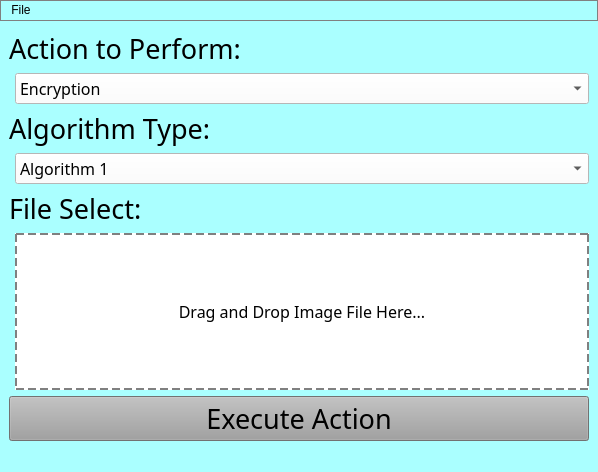
Above: src/mainwindow.ui from terrytosh/image-encryptor before the change. Below: the same form after it.
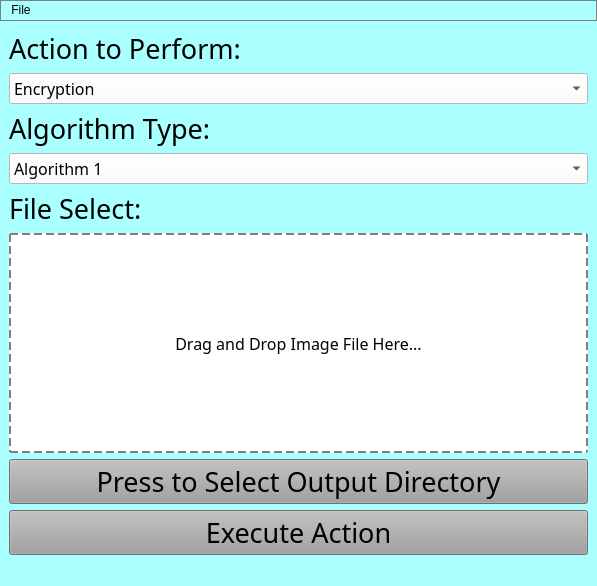
That is the form after the change.

What changed in the file:
```diff
--- a/src/mainwindow.ui
+++ b/src/mainwindow.ui
@@ -6,8 +6,8 @@
    <rect>
     <x>0</x>
     <y>0</y>
-    <width>598</width>
-    <height>472</height>
+    <width>597</width>
+    <height>586</height>
    </rect>
   </property>
   <property name="sizePolicy">
@@ -35,8 +35,8 @@
    <property name="acceptDrops">
     <bool>false</bool>
    </property>
-   <layout class="QFormLayout" name="formLayout">
-    <item row="0" column="0" colspan="2">
+   <layout class="QVBoxLayout" name="verticalLayout">
+    <item>
      <widget class="QLabel" name="input_label_1">
       <property name="font">
        <font>
@@ -49,8 +49,14 @@
       </property>
      </widget>
     </item>
-    <item row="1" column="1">
+    <item>
      <widget class="QComboBox" name="action_selection_box">
+      <property name="sizePolicy">
+       <sizepolicy hsizetype="Minimum" vsizetype="Fixed">
+        <horstretch>0</horstretch>
+        <verstretch>0</verstretch>
+       </sizepolicy>
+      </property>
       <property name="font">
        <font>
         <family>Calibri Light</family>
@@ -81,7 +87,7 @@
       </item>
      </widget>
     </item>
-    <item row="2" column="0" colspan="2">
+    <item>
      <widget class="QLabel" name="input_label_2">
       <property name="font">
        <font>
@@ -94,8 +100,14 @@
       </property>
      </widget>
     </item>
-    <item row="3" column="1">
+    <item>
      <widget class="QComboBox" name="algorithm_selection_box">
+      <property name="sizePolicy">
+       <sizepolicy hsizetype="Minimum" vsizetype="Fixed">
+        <horstretch>0</horstretch>
+        <verstretch>0</verstretch>
+       </sizepolicy>
+      </property>
       <property name="font">
        <font>
         <family>Calibri Light</family>
@@ -130,10 +142,23 @@
       </item>
      </widget>
     </item>
-    <item row="5" column="1">
+    <item>
+     <widget class="QLabel" name="input_label_3">
+      <property name="font">
+       <font>
+        <family>Calibri Light</family>
+        <pointsize>20</pointsize>
+       </font>
+      </property>
+      <property name="text">
+       <string>File Select:</string>
+      </property>
+     </widget>
+    </item>
+    <item>
      <widget class="QLabel" name="drag_and_drop_label">
       <property name="sizePolicy">
-       <sizepolicy hsizetype="Preferred" vsizetype="Preferred">
+       <sizepolicy hsizetype="Minimum" vsizetype="Preferred">
         <horstretch>0</horstretch>
         <verstretch>1</verstretch>
        </sizepolicy>
@@ -147,6 +172,9 @@
       <property name="acceptDrops">
        <bool>true</bool>
       </property>
+      <property name="layoutDirection">
+       <enum>Qt::LeftToRight</enum>
+      </property>
       <property name="styleSheet">
        <string notr="true">background-color: rgb(255, 255, 255);
 border: 2px dashed gray;</string>
@@ -159,21 +187,36 @@
       </property>
      </widget>
     </item>
-    <item row="4" column="0" colspan="2">
-     <widget class="QLabel" name="input_label_3">
+    <item>
+     <widget class="QPushButton" name="select_output_directory_button">
+      <property name="sizePolicy">
+       <sizepolicy hsizetype="Preferred" vsizetype="Fixed">
+        <horstretch>0</horstretch>
+        <verstretch>0</verstretch>
+       </sizepolicy>
+      </property>
       <property name="font">
        <font>
         <family>Calibri Light</family>
         <pointsize>20</pointsize>
        </font>
       </property>
+      <property name="styleSheet">
+       <string notr="true">background-color: rgb(159, 159, 159);</string>
+      </property>
       <property name="text">
-       <string>File Select:</string>
+       <string>Press to Select Output Directory</string>
       </property>
      </widget>
     </item>
-    <item row="7" column="0" colspan="2">
+    <item>
      <widget class="QPushButton" name="execute_action_button">
+      <property name="sizePolicy">
+       <sizepolicy hsizetype="Preferred" vsizetype="Fixed">
+        <horstretch>0</horstretch>
+        <verstretch>0</verstretch>
+       </sizepolicy>
+      </property>
       <property name="font">
        <font>
         <family>Calibri Light</family>
@@ -208,7 +251,7 @@
     <rect>
      <x>0</x>
      <y>0</y>
-     <width>598</width>
+     <width>597</width>
      <height>24</height>
     </rect>
    </property>
```
